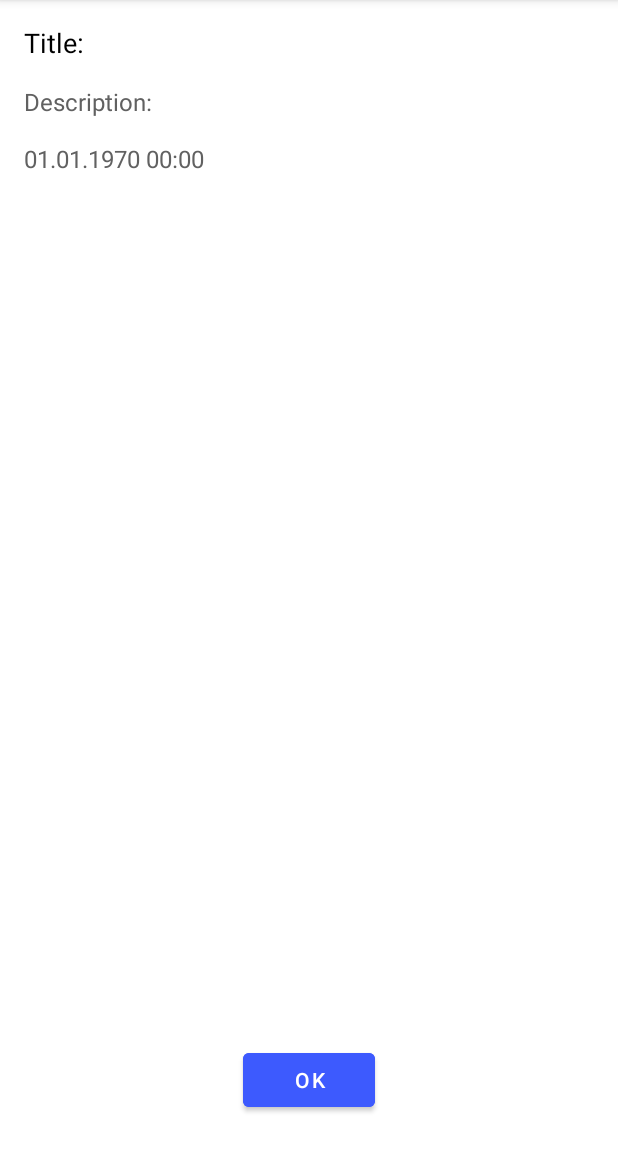
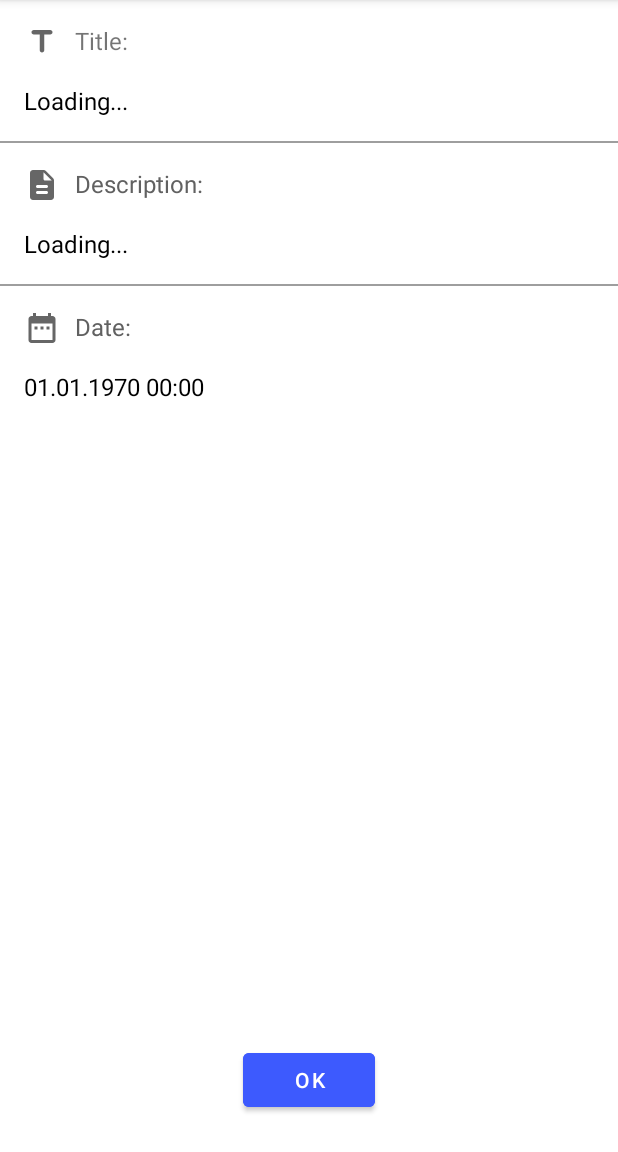
Before and after one commit to dkozykowski/ToDos, an Android app: the PreviewTaskFragment screen opened through its navigation route, on a phone screen of 412 x 824 dp, the part 84-1236 px from its top. Run offline under Robolectric (Android 15) with nearby library versions, the phone set to English and light mode, and no system bars; our stand-ins replace Room's generated code, data binding; 9 statements that could not run were skipped.

Commit message:
upgraded UI - added icons, prettier displays

```diff
--- a/app/src/main/java/com/gmail/dkozykowski/ui/fragment/ActiveTasksFragment.kt
+++ b/app/src/main/java/com/gmail/dkozykowski/ui/fragment/ActiveTasksFragment.kt
@@ -56,7 +56,7 @@ class ActiveTasksFragment(private val updateIdlePage: (Int) -> Unit) : Fragment(
         binding.recyclerView.run {
             setHasFixedSize(false)
             layoutManager = LinearLayoutManager(context, LinearLayoutManager.VERTICAL, false)
-            val dividerItemDecoration = DividerItemDecoration(context, LinearLayoutManager.VERTICAL)
+            val dividerItemDecoration = DividerItemDecoration(context, LinearLayoutManager.VERTICAL).setDrawable()
             addItemDecoration(dividerItemDecoration)
             adapter = this@ActiveTasksFragment.adapter
         }
--- a/app/src/main/java/com/gmail/dkozykowski/ui/fragment/PreviewTaskFragment.kt
+++ b/app/src/main/java/com/gmail/dkozykowski/ui/fragment/PreviewTaskFragment.kt
@@ -135,10 +135,6 @@ class PreviewTaskFragment : Fragment() {
 
     private fun updateEditViewProperties(type: Int) {
         with(binding) {
-            timeButtonIcon.visibility = type
-            calendarButtonIcon.visibility = type
-            timeButton.visibility = type
-            calendarButton.visibility = type
             titleInputLayout.visibility = type
             descriptionInputLayout.visibility = type
             dateInputLayout.visibility = type
@@ -156,11 +152,16 @@ class PreviewTaskFragment : Fragment() {
     private fun updatePreviewViewProperties(type: Int) {
         with(binding) {
             titleText.visibility = type
+            titleHeader.visibility = type
             descriptionText.visibility = type
+            descriptionHeader.visibility = type
             dateAndTimeText.visibility = type
+            dateAndTimeHeader.visibility = type
             closePreviewButton.visibility = type
             editButton.visibility = type
             editButtonIcon.visibility = type
+            line1.visibility = type
+            line2.visibility = type
         }
     }
 
@@ -184,7 +185,7 @@ class PreviewTaskFragment : Fragment() {
     }
 
     private fun setupDatePicking() {
-        binding.calendarButton.setOnClickListener {
+        binding.dateEditText.setOnClickListener {
             hideKeyboard(context!!, binding.root)
             binding.dateEditText.error = null
             val calendar = Calendar.getInstance()
@@ -200,15 +201,15 @@ class PreviewTaskFragment : Fragment() {
         }
 
         binding.dateEditText.setOnFocusChangeListener { _, hasFocus ->
-            if (hasFocus) hideKeyboard(
-                context!!,
-                binding.root
-            )
+            if (hasFocus && isEditMode) {
+                hideKeyboard(context!!, binding.root)
+                binding.dateEditText.callOnClick()
+            }
         }
     }
 
     private fun setupTimePicking() {
-        binding.timeButton.setOnClickListener {
+        binding.timeEditText.setOnClickListener {
             hideKeyboard(context!!, binding.root)
             binding.timeEditText.error = null
             val time = Calendar.getInstance()
@@ -224,10 +225,10 @@ class PreviewTaskFragment : Fragment() {
         }
 
         binding.timeEditText.setOnFocusChangeListener { _, hasFocus ->
-            if (hasFocus) hideKeyboard(
-                context!!,
-                binding.root
-            )
+            if (hasFocus && isEditMode) {
+                hideKeyboard(context!!, binding.root)
+                binding.timeEditText.callOnClick()
+            }
         }
     }
 
--- /dev/null
+++ b/app/src/main/res/drawable/ic_round_description_24.xml
@@ -0,0 +1,10 @@
+<vector xmlns:android="http://schemas.android.com/apk/res/android"
+    android:width="24dp"
+    android:height="24dp"
+    android:viewportWidth="24"
+    android:viewportHeight="24"
+    android:tint="?attr/colorControlNormal">
+  <path
+      android:fillColor="@android:color/white"
+      android:pathData="M14.59,2.59c-0.38,-0.38 -0.89,-0.59 -1.42,-0.59L6,2c-1.1,0 -2,0.9 -2,2v16c0,1.1 0.89,2 1.99,2L18,22c1.1,0 2,-0.9 2,-2L20,8.83c0,-0.53 -0.21,-1.04 -0.59,-1.41l-4.82,-4.83zM15,18L9,18c-0.55,0 -1,-0.45 -1,-1s0.45,-1 1,-1h6c0.55,0 1,0.45 1,1s-0.45,1 -1,1zM15,14L9,14c-0.55,0 -1,-0.45 -1,-1s0.45,-1 1,-1h6c0.55,0 1,0.45 1,1s-0.45,1 -1,1zM13,8L13,3.5L18.5,9L14,9c-0.55,0 -1,-0.45 -1,-1z"/>
+</vector>
--- /dev/null
+++ b/app/src/main/res/drawable/ic_round_title_24.xml
@@ -0,0 +1,10 @@
+<vector xmlns:android="http://schemas.android.com/apk/res/android"
+    android:width="24dp"
+    android:height="24dp"
+    android:viewportWidth="24"
+    android:viewportHeight="24"
+    android:tint="?attr/colorControlNormal">
+  <path
+      android:fillColor="@android:color/white"
+      android:pathData="M5,5.5C5,6.33 5.67,7 6.5,7h4v10.5c0,0.83 0.67,1.5 1.5,1.5s1.5,-0.67 1.5,-1.5V7h4c0.83,0 1.5,-0.67 1.5,-1.5S18.33,4 17.5,4h-11C5.67,4 5,4.67 5,5.5z"/>
+</vector>
--- a/app/src/main/res/layout/fragment_preview_task.xml
+++ b/app/src/main/res/layout/fragment_preview_task.xml
@@ -18,24 +18,30 @@
             app:title="ToDos:  Preview the task"
             app:titleTextColor="@color/md_white_1000" />
 
+
         <com.google.android.material.textfield.TextInputLayout
             android:id="@+id/titleInputLayout"
-            style="@style/Widget.MaterialComponents.TextInputLayout.OutlinedBox.Dense"
+            style="@style/Widget.MaterialComponents.TextInputLayout.FilledBox.Dense"
             android:layout_width="0dp"
             android:layout_height="wrap_content"
             android:layout_margin="16dp"
-            android:inputType="textVisiblePassword"
+            android:autofillHints=""
+            android:inputType="textFilter|textMultiLine|textNoSuggestions"
             android:visibility="gone"
             app:layout_constraintEnd_toEndOf="parent"
             app:layout_constraintStart_toStartOf="parent"
-            app:layout_constraintTop_toBottomOf="@+id/toolbar">
+            app:layout_constraintTop_toBottomOf="@+id/toolbar"
+            app:startIconCheckable="true"
+            android:padding="10dp"
+            app:startIconDrawable="@drawable/ic_round_title_24">
 
             <com.google.android.material.textfield.TextInputEditText
                 android:id="@+id/titleEditText"
                 android:layout_width="match_parent"
                 android:layout_height="wrap_content"
+                android:background="@android:color/transparent"
                 android:hint="Title"
-                android:inputType="textVisiblePassword"
+                android:inputType="textFilter|textMultiLine|textNoSuggestions"
                 android:maxLength="20"
                 android:visibility="gone" />
         </com.google.android.material.textfield.TextInputLayout>
@@ -43,42 +49,55 @@
 
         <com.google.android.material.textfield.TextInputLayout
             android:id="@+id/descriptionInputLayout"
-            style="@style/Widget.MaterialComponents.TextInputLayout.OutlinedBox.Dense"
+            style="@style/Widget.MaterialComponents.TextInputLayout.FilledBox.Dense"
             android:layout_width="0dp"
             android:layout_height="wrap_content"
             android:layout_margin="16dp"
-            android:inputType="textVisiblePassword"
+            android:inputType="textFilter|textMultiLine|textNoSuggestions"
             android:visibility="gone"
             app:layout_constraintEnd_toEndOf="parent"
             app:layout_constraintStart_toStartOf="parent"
-            app:layout_constraintTop_toBottomOf="@+id/titleInputLayout">
+            app:layout_constraintTop_toBottomOf="@+id/titleInputLayout"
+            app:startIconCheckable="true"
+            android:padding="10dp"
+            app:startIconDrawable="@drawable/ic_round_description_24">
 
             <com.google.android.material.textfield.TextInputEditText
                 android:id="@+id/descriptionEditText"
                 android:layout_width="match_parent"
                 android:layout_height="wrap_content"
+                android:background="@android:color/transparent"
                 android:hint="Description"
-                android:inputType="textVisiblePassword"
+                android:inputType="textFilter|textMultiLine|textNoSuggestions"
                 android:maxLines="12"
+                android:singleLine="false"
                 android:visibility="gone" />
         </com.google.android.material.textfield.TextInputLayout>
 
         <com.google.android.material.textfield.TextInputLayout
             android:id="@+id/dateInputLayout"
-            style="@style/Widget.MaterialComponents.TextInputLayout.OutlinedBox.Dense"
+            style="@style/Widget.MaterialComponents.TextInputLayout.FilledBox.Dense"
             android:layout_width="0dp"
             android:layout_height="wrap_content"
             android:layout_margin="16dp"
+            android:clickable="true"
+            android:focusable="true"
             android:visibility="gone"
-            app:layout_constraintEnd_toStartOf="@+id/calendarButton"
+            app:layout_constraintEnd_toEndOf="parent"
             app:layout_constraintStart_toStartOf="parent"
-            app:layout_constraintTop_toBottomOf="@+id/descriptionInputLayout">
+            app:layout_constraintTop_toBottomOf="@+id/descriptionInputLayout"
+            app:startIconCheckable="true"
+            android:padding="10dp"
+            app:startIconDrawable="@drawable/ic_calendar_24">
 
             <com.google.android.material.textfield.TextInputEditText
                 android:id="@+id/dateEditText"
                 android:layout_width="match_parent"
                 android:layout_height="wrap_content"
+                android:background="@android:color/transparent"
+                android:clickable="true"
                 android:editable="false"
+                android:focusable="true"
                 android:hint="Date"
                 android:maxLines="1"
                 android:visibility="gone" />
@@ -87,35 +106,68 @@
 
         <com.google.android.material.textfield.TextInputLayout
             android:id="@+id/timeInputLayout"
-            style="@style/Widget.MaterialComponents.TextInputLayout.OutlinedBox.Dense"
+            style="@style/Widget.MaterialComponents.TextInputLayout.FilledBox.Dense"
             android:layout_width="0dp"
             android:layout_height="wrap_content"
             android:layout_margin="16dp"
+            android:clickable="true"
+            android:focusable="true"
             android:visibility="gone"
-            app:layout_constraintEnd_toStartOf="@+id/timeButton"
+            app:layout_constraintEnd_toEndOf="parent"
             app:layout_constraintStart_toStartOf="parent"
-            app:layout_constraintTop_toBottomOf="@+id/dateInputLayout">
+            app:layout_constraintTop_toBottomOf="@+id/dateInputLayout"
+            app:startIconCheckable="true"
+            android:padding="10dp"
+            app:startIconDrawable="@drawable/ic_baseline_access_time_24">
 
             <com.google.android.material.textfield.TextInputEditText
                 android:id="@+id/timeEditText"
                 android:layout_width="match_parent"
                 android:layout_height="wrap_content"
+                android:background="@android:color/transparent"
+                android:clickable="true"
                 android:editable="false"
+                android:focusable="true"
                 android:hint="Time"
                 android:maxLines="1"
                 android:visibility="gone" />
         </com.google.android.material.textfield.TextInputLayout>
 
         <com.google.android.material.textview.MaterialTextView
+            android:id="@+id/titleHeader"
+            android:layout_width="match_parent"
+            android:layout_height="wrap_content"
+            android:layout_margin="16dp"
+            android:drawableStart="@drawable/ic_round_title_24"
+            android:drawablePadding="10dp"
+            android:text="Title: "
+            android:textSize="16dp"
+            android:typeface="sans"
+            app:layout_constraintTop_toBottomOf="@+id/toolbar" />
+
+        <com.google.android.material.textview.MaterialTextView
             android:id="@+id/titleText"
             android:layout_width="match_parent"
             android:layout_height="wrap_content"
             android:layout_margin="16dp"
-            android:text="Title:"
+            android:text="Loading... "
             android:textColor="@color/md_black_1000"
-            android:textSize="18dp"
+            android:textSize="16dp"
             android:typeface="sans"
-            app:layout_constraintTop_toBottomOf="@+id/toolbar" />
+            app:layout_constraintTop_toBottomOf="@+id/titleHeader" />
+
+        <com.google.android.material.textview.MaterialTextView
+            android:id="@+id/descriptionHeader"
+            android:layout_width="match_parent"
+            android:layout_height="wrap_content"
+            android:layout_margin="16dp"
+            android:drawableStart="@drawable/ic_round_description_24"
+            android:drawablePadding="10dp"
+            android:text="Description:"
+            android:textColor="@color/md_grey_700"
+            android:textSize="16dp"
+            android:typeface="sans"
+            app:layout_constraintTop_toBottomOf="@+id/line1" />
 
         <com.google.android.material.textview.MaterialTextView
             android:id="@+id/descriptionText"
@@ -123,11 +175,25 @@
             android:layout_height="wrap_content"
             android:layout_margin="16dp"
             android:maxLines="12"
-            android:text="Description:"
+            android:text="Loading..."
+            android:textColor="@color/md_black_1000"
+            android:textSize="16dp"
+            android:typeface="sans"
+            app:layout_constraintTop_toBottomOf="@+id/descriptionHeader" />
+
+        <com.google.android.material.textview.MaterialTextView
+            android:id="@+id/dateAndTimeHeader"
+            android:layout_width="match_parent"
+            android:layout_height="wrap_content"
+            android:layout_margin="16dp"
+            android:drawableStart="@drawable/ic_calendar_24"
+            android:drawablePadding="10dp"
+            android:maxLines="12"
+            android:text="Date:"
             android:textColor="@color/md_grey_700"
             android:textSize="16dp"
             android:typeface="sans"
-            app:layout_constraintTop_toBottomOf="@+id/titleText" />
+            app:layout_constraintTop_toBottomOf="@+id/line2" />
 
         <com.google.android.material.textview.MaterialTextView
             android:id="@+id/dateAndTimeText"
@@ -135,11 +201,11 @@
             android:layout_height="wrap_content"
             android:layout_margin="16dp"
             android:maxLines="12"
-            android:text="Date:"
-            android:textColor="@color/md_grey_700"
+            android:text="Loading..."
+            android:textColor="@color/md_black_1000"
             android:textSize="16dp"
             android:typeface="sans"
-            app:layout_constraintTop_toBottomOf="@+id/descriptionText" />
+            app:layout_constraintTop_toBottomOf="@+id/dateAndTimeHeader" />
 
         <com.google.android.material.button.MaterialButton
             android:id="@+id/closePreviewButton"
@@ -152,61 +218,6 @@
             app:layout_constraintBottom_toBottomOf="parent"
             app:layout_constraintEnd_toEndOf="parent"
             app:layout_constraintStart_toStartOf="parent" />
-
-        <com.google.android.material.button.MaterialButton
-            android:id="@+id/calendarButton"
-            style="@style/Widget.MaterialComponents.Button.UnelevatedButton"
-            android:layout_width="44dp"
-            android:layout_height="44dp"
-            android:layout_marginEnd="16dp"
-            android:backgroundTint="@color/colorPrimary"
-            android:insetTop="0dp"
-            android:insetBottom="0dp"
-            android:visibility="gone"
-            app:layout_constraintBottom_toBottomOf="@+id/dateInputLayout"
-            app:layout_constraintEnd_toEndOf="parent"
-            app:layout_constraintTop_toTopOf="@+id/dateInputLayout" />
-
-        <com.google.android.material.button.MaterialButton
-            android:id="@+id/timeButton"
-            style="@style/Widget.MaterialComponents.Button.UnelevatedButton"
-            android:layout_width="44dp"
-            android:layout_height="44dp"
-            android:layout_marginEnd="16dp"
-            android:backgroundTint="@color/colorPrimary"
-            android:insetTop="0dp"
-            android:insetBottom="0dp"
-            android:visibility="gone"
-            app:layout_constraintBottom_toBottomOf="@+id/timeInputLayout"
-            app:layout_constraintEnd_toEndOf="parent"
-            app:layout_constraintTop_toTopOf="@+id/timeInputLayout" />
-
-        <androidx.appcompat.widget.AppCompatImageView
-            android:id="@+id/calendarButtonIcon"
-            android:layout_width="wrap_content"
-            android:layout_height="wrap_content"
-            android:elevation="6dp"
-            android:src="@drawable/ic_calendar_24"
-            android:tint="@color/md_white_1000"
-            android:visibility="gone"
-            app:layout_constraintBottom_toBottomOf="@+id/calendarButton"
-            app:layout_constraintEnd_toEndOf="@+id/calendarButton"
-            app:layout_constraintStart_toStartOf="@+id/calendarButton"
-            app:layout_constraintTop_toTopOf="@+id/calendarButton" />
-
-        <androidx.appcompat.widget.AppCompatImageView
-            android:id="@+id/timeButtonIcon"
-            android:layout_width="wrap_content"
-            android:layout_height="wrap_content"
-            android:elevation="6dp"
-            android:src="@drawable/ic_baseline_access_time_24"
-            android:tint="@color/md_white_1000"
-            android:visibility="gone"
-            app:layout_constraintBottom_toBottomOf="@+id/timeButton"
-            app:layout_constraintEnd_toEndOf="@+id/timeButton"
-            app:layout_constraintStart_toStartOf="@+id/timeButton"
-            app:layout_constraintTop_toTopOf="@+id/timeButton" />
-
 
         <com.google.android.material.button.MaterialButton
             android:id="@+id/editButton"
@@ -275,6 +286,26 @@
             app:layout_constraintEnd_toEndOf="parent"
             app:layout_constraintStart_toStartOf="parent" />
 
+        <View
+            android:id="@+id/line1"
+            android:layout_width="match_parent"
+            android:layout_height="1dp"
+            android:layout_marginTop="16dp"
+            android:background="@color/md_grey_500"
+            app:layout_constraintEnd_toEndOf="parent"
+            app:layout_constraintStart_toStartOf="parent"
+            app:layout_constraintTop_toBottomOf="@id/titleText" />
+
+        <View
+            android:id="@+id/line2"
+            android:layout_width="match_parent"
+            android:layout_height="1dp"
+            android:layout_marginTop="16dp"
+            android:background="@color/md_grey_500"
+            app:layout_constraintEnd_toEndOf="parent"
+            app:layout_constraintStart_toStartOf="parent"
+            app:layout_constraintTop_toBottomOf="@id/descriptionText" />
+
 
     </androidx.constraintlayout.widget.ConstraintLayout>
 </layout>
--- a/app/src/main/res/layout/view_task_item.xml
+++ b/app/src/main/res/layout/view_task_item.xml
@@ -19,6 +19,8 @@
             android:fontFamily="sans-serif-medium"
             android:maxLines="1"
             android:text="Task title"
+            android:drawableStart="@drawable/ic_round_title_24"
+            android:drawablePadding="10dp"
             android:textColor="@color/md_black_1000"
             android:textSize="17dp"
             app:layout_constraintEnd_toStartOf="@+id/importantTaskCheckbox"
@@ -31,6 +33,8 @@
             android:layout_height="wrap_content"
             android:layout_margin="10dp"
             android:layout_marginStart="16dp"
+            android:drawableStart="@drawable/ic_round_description_24"
+            android:drawablePadding="10dp"
             android:ellipsize="end"
             android:maxLength="300"
             android:text="Task description"
@@ -45,6 +49,8 @@
             android:layout_height="wrap_content"
             android:layout_margin="10dp"
             android:layout_marginStart="16dp"
+            android:drawableStart="@drawable/ic_calendar_24"
+            android:drawablePadding="10dp"
             android:ellipsize="end"
             android:maxLength="10"
             android:text="Date"
```
Also changed, not shown: app/src/main/java/com/gmail/dkozykowski/ui/fragment/NewTaskFragment.kt (+10 -10 lines), app/src/main/res/layout/fragment_new_task.xml (+63 -88 lines).
